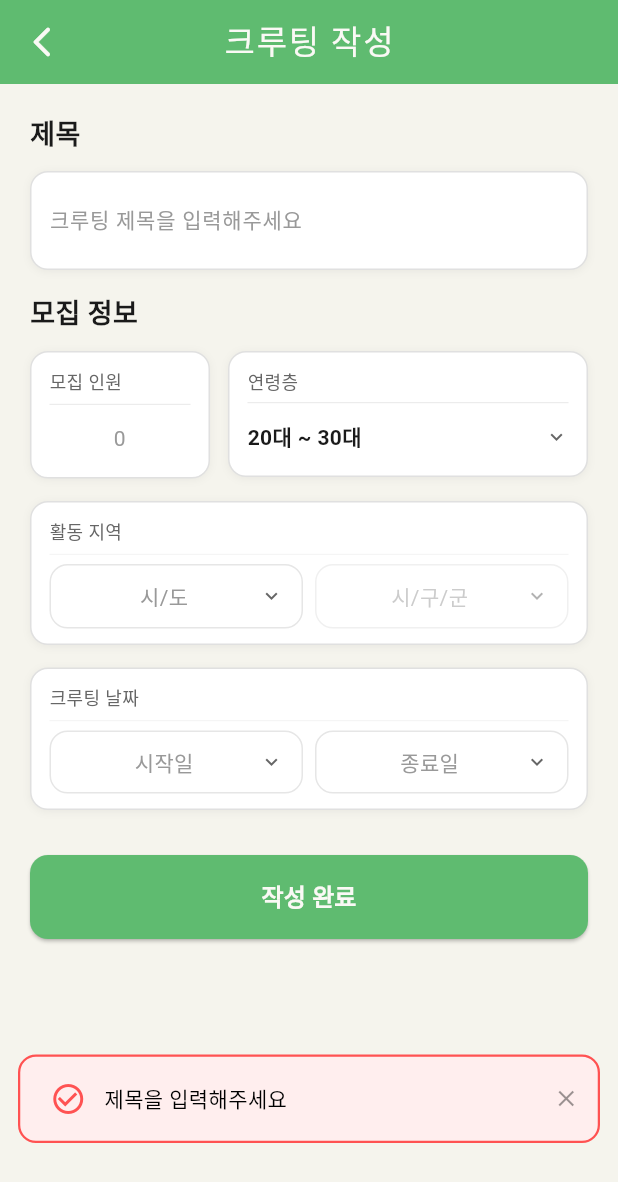
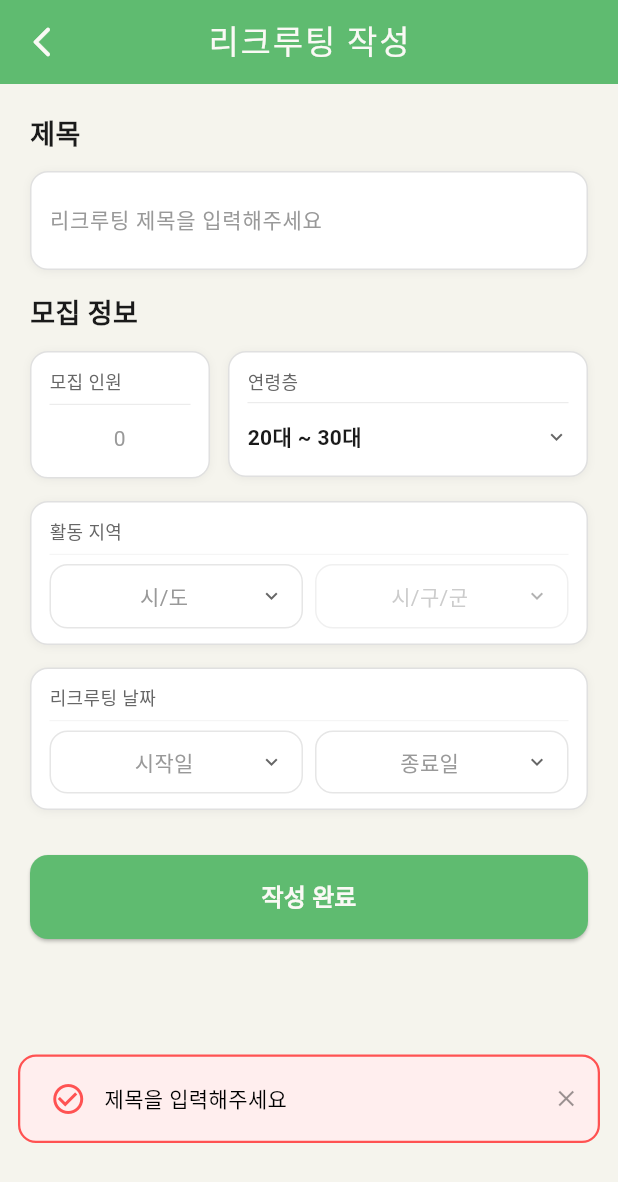
Before and after one commit to TA-ZeroRo/frontend, a Flutter app: the RecruitingCreatePage screen opened directly with empty values, after a tap on "작성 완료", on a phone screen of 412 x 824 dp. Shown: the top 1182 px of the screen. Run offline on Flutter 3.47's test engine with Material 3 defaults, Android fonts, the phone set to English and light mode, and no system bars; drawn by our look-alikes of toastification; our stand-ins replace dio, flutter_dotenv, flutter_markdown, flutter_riverpod, freezed_annotation, geolocator and 14 more; missing offline and left inert: flutter_3d_controller; accounts and stored records are empty; Roboto replaces fonts that are missing (Jua).

Commit message:
FEAT: 캠페인에서 리크루팅 추가 UI 올리기, 크루팅 -> 리크루팅

```diff
--- a/lib/presentation/screens/main/pages/campaign/components/participation_popup_menu.dart
+++ b/lib/presentation/screens/main/pages/campaign/components/participation_popup_menu.dart
@@ -60,7 +60,7 @@ class ParticipationPopupMenu extends StatelessWidget {
               ),
               const SizedBox(width: 12),
               const Text(
-                '크루팅',
+                '리크루팅',
                 style: TextStyle(
                   fontSize: 14,
                   fontWeight: FontWeight.w500,
--- a/lib/presentation/screens/main/pages/campaign/recruiting_create_page.dart
+++ b/lib/presentation/screens/main/pages/campaign/recruiting_create_page.dart
@@ -1,15 +1,18 @@
 import 'package:flutter/material.dart';
 import 'package:flutter/services.dart';
 import 'package:intl/intl.dart';
+import 'package:supabase_flutter/supabase_flutter.dart';
+import '../../../../../core/di/injection.dart';
 import '../../../../../core/theme/app_color.dart';
 import '../../../../../core/theme/app_text_style.dart';
 import '../../../../../core/utils/toast_helper.dart';
+import '../../../../../domain/repository/recruiting_repository.dart';
 import 'models/campaign_data.dart';
 import 'components/recruiting_inline_calendar.dart';
 import 'components/recruiting_age_picker.dart';
 import 'components/recruiting_region_card.dart';
 
-/// 크루팅 작성 페이지
+/// 리크루팅 작성 페이지
 class RecruitingCreatePage extends StatefulWidget {
   final CampaignData campaign;
 
@@ -89,7 +92,7 @@ class _RecruitingCreatePageState extends State<RecruitingCreatePage> {
   }
 
   /// 작성 완료
-  void _handleSubmit() {
+  Future<void> _handleSubmit() async {
     // 제목 검사
     if (_titleController.text.trim().isEmpty) {
       ToastHelper.showError('제목을 입력해주세요');
@@ -120,9 +123,9 @@ class _RecruitingCreatePageState extends State<RecruitingCreatePage> {
       return;
     }
 
-    // 크루팅 날짜 검사
+    // 리크루팅 날짜 검사
     if (_selectedStartDate == null || _selectedEndDate == null) {
-      ToastHelper.showError('크루팅 날짜를 선택해주세요');
+      ToastHelper.showError('리크루팅 날짜를 선택해주세요');
       return;
     }
 
@@ -131,9 +134,44 @@ class _RecruitingCreatePageState extends State<RecruitingCreatePage> {
       return;
     }
 
-    // TODO: API 호출하여 크루팅 게시글 작성
-    ToastHelper.showSuccess('크루팅 게시글이 작성되었습니다');
-    Navigator.pop(context);
+    // 로그인 확인
+    final userId = Supabase.instance.client.auth.currentSession?.user.id;
+    if (userId == null) {
+      ToastHelper.showError('로그인이 필요합니다');
+      return;
+    }
+
+    // 로딩 표시
+    showDialog(
+      context: context,
+      barrierDismissible: false,
+      builder: (_) => const Center(child: CircularProgressIndicator()),
+    );
+
+    try {
+      final repository = getIt<RecruitingRepository>();
+
+      await repository.createRecruitingPost(
+        userId: userId,
+        campaignId: int.parse(widget.campaign.id),
+        title: _titleController.text.trim(),
+        region: _selectedRegion!,
+        city: _selectedCity!,
+        capacity: capacity,
+        startDate: _selectedStartDate!,
+        endDate: _selectedEndDate,
+        minAge: _isAnyAge ? 0 : _minAge,
+        maxAge: _isAnyAge ? 0 : _maxAge,
+      );
+
+      if (mounted) Navigator.pop(context); // 로딩 닫기
+
+      ToastHelper.showSuccess('리크루팅 게시글이 작성되었습니다');
+      if (mounted) Navigator.pop(context); // 작성 화면 닫기
+    } catch (e) {
+      if (mounted) Navigator.pop(context); // 로딩 닫기
+      ToastHelper.showError('리크루팅 작성에 실패했습니다');
+    }
   }
 
   @override
@@ -149,7 +187,7 @@ class _RecruitingCreatePageState extends State<RecruitingCreatePage> {
           color: AppColors.onPrimary,
         ),
         title: Text(
-          '크루팅 작성',
+          '리크루팅 작성',
           style: AppTextStyle.titleLarge.copyWith(
             color: AppColors.onPrimary,
             fontWeight: FontWeight.w500,
@@ -209,7 +247,7 @@ class _RecruitingCreatePageState extends State<RecruitingCreatePage> {
               // 활동 지역 카드
               _buildRegionCard(),
               const SizedBox(height: 15),
-              // 크루팅 날짜 카드
+              // 리크루팅 날짜 카드
               _buildDateCard(),
               const SizedBox(height: 30),
               // 작성 완료 버튼
@@ -257,7 +295,7 @@ class _RecruitingCreatePageState extends State<RecruitingCreatePage> {
       child: TextField(
         controller: _titleController,
         decoration: InputDecoration(
-          hintText: '크루팅 제목을 입력해주세요',
+          hintText: '리크루팅 제목을 입력해주세요',
           hintStyle: TextStyle(
             fontSize: 14,
             color: AppColors.textTertiary,
@@ -465,7 +503,7 @@ class _RecruitingCreatePageState extends State<RecruitingCreatePage> {
     );
   }
 
-  /// 크루팅 날짜 카드
+  /// 리크루팅 날짜 카드
   Widget _buildDateCard() {
     return Container(
       padding: const EdgeInsets.symmetric(horizontal: 12, vertical: 10),
@@ -485,7 +523,7 @@ class _RecruitingCreatePageState extends State<RecruitingCreatePage> {
         crossAxisAlignment: CrossAxisAlignment.start,
         children: [
           const Text(
-            '크루팅 날짜',
+            '리크루팅 날짜',
             style: TextStyle(fontSize: 12, color: AppColors.textSecondary),
           ),
           const SizedBox(height: 6),
```
